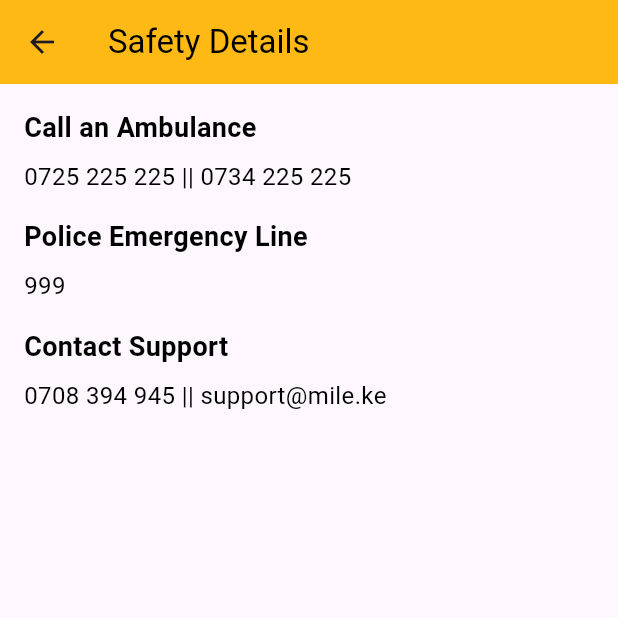
After one commit to kaberaarthur/mileprime, a Flutter app: the SafetyDetailsScreen screen opened directly, on a phone screen of 412 x 824 dp, the top half of it. The commit adds this screen. Run offline on Flutter 3.47's test engine with Material 3 defaults, Android fonts, the light colour scheme and no system bars; our stand-ins replace cloud_firestore, dotted_line, firebase_auth, firebase_core, firebase_storage, flutter_rating_bar and 8 more; missing offline and left inert: fl_country_code_picker, flutter_polyline_points; accounts and stored records are empty.

Commit message:
Safety Page Working

```diff
--- a/lib/config/app_strings.dart
+++ b/lib/config/app_strings.dart
@@ -14,6 +14,7 @@ class AppStrings {
   static const String ar = "AR";
   static const String helloAlbert = "Hello, Albert";
   static const String demoMobile = "+91 00000 00000";
+  static const String demoMobileKenya = "+254 701 000 000";
   static const String service = "2. Service";
   static const String terms3 = "3. Terms";
   static const String profile = "Profile";
--- /dev/null
+++ b/lib/view/safety_details/safety_details_screen.dart
@@ -0,0 +1,69 @@
+import 'package:flutter/material.dart';
+
+class SafetyDetailsScreen extends StatelessWidget {
+  @override
+  Widget build(BuildContext context) {
+    return Scaffold(
+      appBar: AppBar(
+        title: Text(
+          'Safety Details',
+          style: TextStyle(color: Colors.black),
+        ),
+        backgroundColor: const Color.fromRGBO(254, 185, 20, 1),
+      ),
+      body: Padding(
+        padding: EdgeInsets.all(16.0),
+        child: Column(
+          crossAxisAlignment: CrossAxisAlignment.start,
+          children: [
+            _buildSection(
+              title: 'Call an Ambulance',
+              details: '0725 225 225 || 0734 225 225',
+            ),
+            SizedBox(height: 16.0),
+            _buildSection(
+              title: 'Police Emergency Line',
+              details: '999',
+            ),
+            SizedBox(height: 16.0),
+            _buildSection(
+              title: 'Contact Support',
+              details: '0708 394 945 || support@mile.ke',
+            ),
+          ],
+        ),
+      ),
+    );
+  }
+
+  Widget _buildSection({required String title, String? details}) {
+    return Column(
+      crossAxisAlignment: CrossAxisAlignment.start,
+      children: [
+        Text(
+          title,
+          style: TextStyle(
+            fontSize: 18.0,
+            fontWeight: FontWeight.bold,
+            color: Colors.black,
+          ),
+        ),
+        SizedBox(height: 8.0),
+        if (details != null)
+          Text(
+            details,
+            style: TextStyle(
+              fontSize: 16.0,
+              color: Colors.black,
+            ),
+          ),
+      ],
+    );
+  }
+}
+
+void main() {
+  runApp(MaterialApp(
+    home: SafetyDetailsScreen(),
+  ));
+}
--- a/pubspec.yaml
+++ b/pubspec.yaml
@@ -37,6 +37,7 @@ dependencies:
   firebase_auth: ^4.17.6
   cloud_firestore: ^4.15.6
   url_launcher: ^6.2.5
+  firebase_storage: ^11.7.3
 
 dev_dependencies:
   flutter_test:
```
Also changed, not shown: lib/controllers/profile_controller.dart (+5 -4 lines), lib/view/home/home_screen.dart (+47 -1 lines), lib/view/profile/profile_screen.dart (+114 -14 lines), lib/view/safety/safety_screen.dart (+10 -3 lines), lib/view/view_profile/view_profile_screen.dart (added, +236 -0 lines), pubspec.lock.
